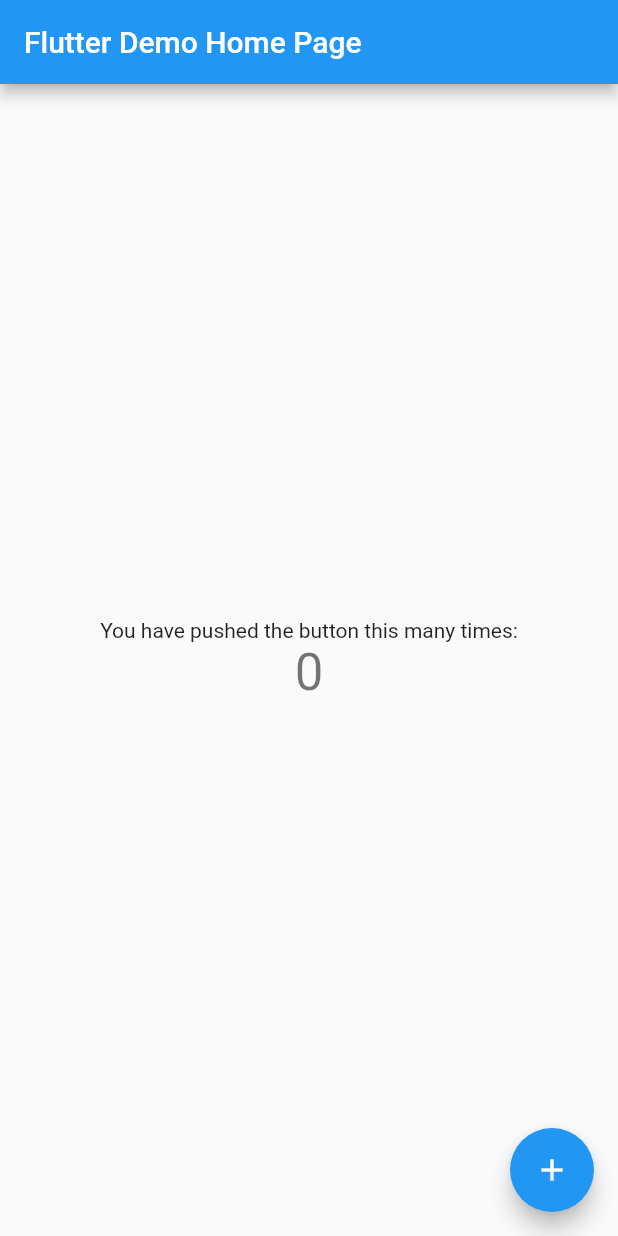
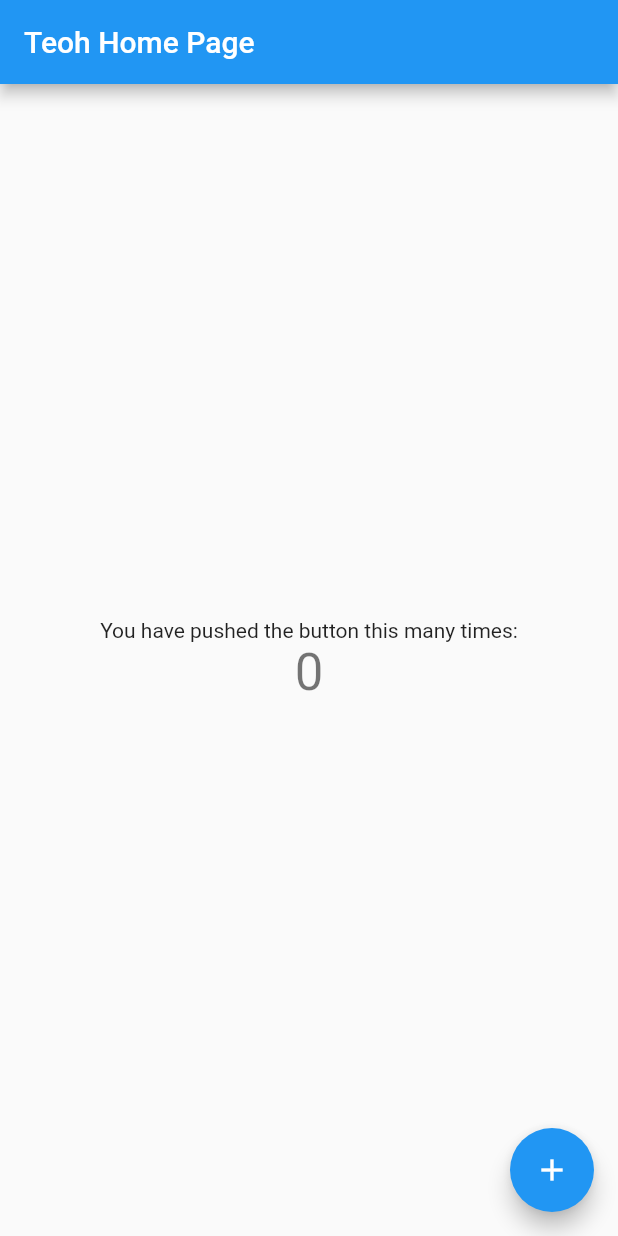
Before and after one commit to seechee6/LoginPage-Flutter, a Flutter app: the screen it shows after launch, on a phone screen of 412 x 824 dp. Run offline on Flutter 3.47's test engine with Material 2 defaults, Android fonts, the phone set to English and light mode, and no system bars.

Commit message:
dev1 commit

```diff
--- a/lib/main.dart
+++ b/lib/main.dart
@@ -24,7 +24,7 @@ class MyApp extends StatelessWidget {
         // is not restarted.
         primarySwatch: Colors.blue,
       ),
-      home: const MyHomePage(title: 'Flutter Demo Home Page'),
+      home: const MyHomePage(title: 'Teoh Home Page'),
     );
   }
 }
```
